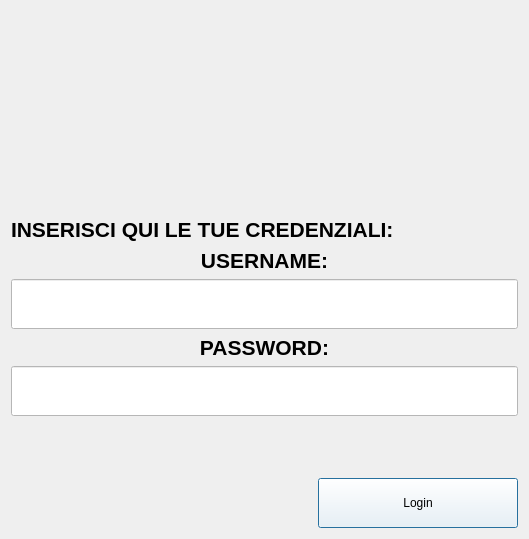
matteoverzeroli/PAProject, file Progetto_C++/PCTeams/loginform/loginform.ui: the form before one commit.
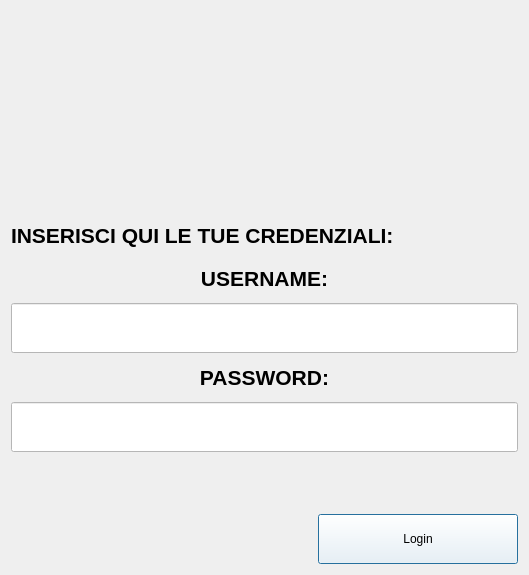
The form after the commit.

What changed in the file:
```diff
--- a/Progetto_C++/PCTeams/loginform/loginform.ui
+++ b/Progetto_C++/PCTeams/loginform/loginform.ui
@@ -7,7 +7,7 @@
     <x>0</x>
     <y>0</y>
     <width>529</width>
-    <height>519</height>
+    <height>575</height>
    </rect>
   </property>
   <property name="sizePolicy">
```
Left out of the diff: 2 changed lines with no effect on the pictures.
